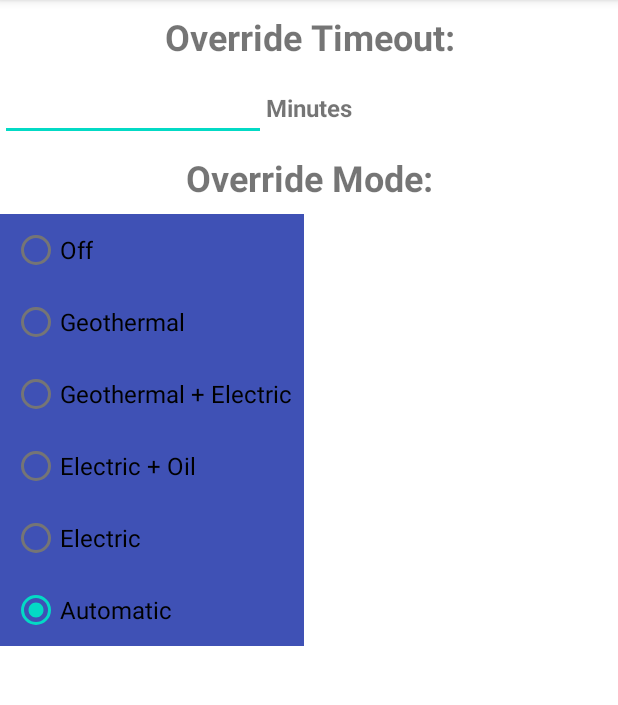
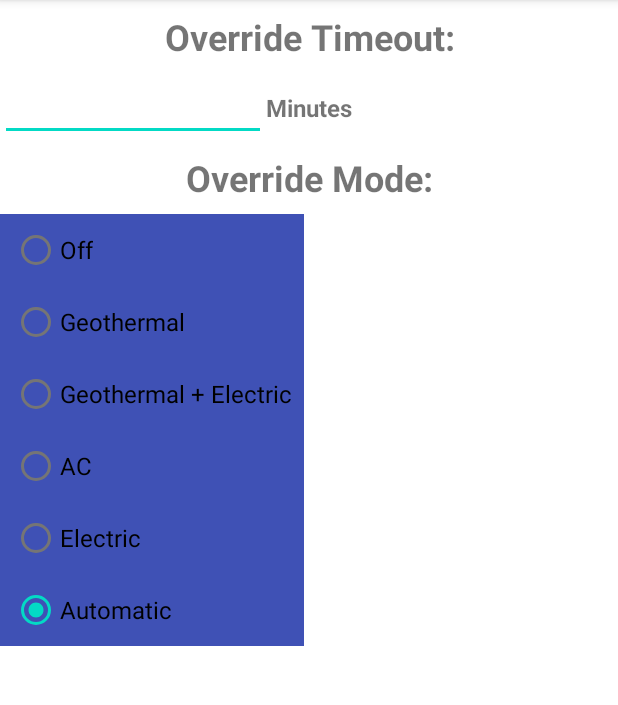
Before and after one commit to stevenhartley/geo_system, an Android app: the screen it shows after launch (OverrideActivity), after a tap on "SET MODE", on a phone screen of 412 x 824 dp, the part 84-789 px from its top. Run offline under Robolectric (Android 15) with nearby library versions, the phone set to English and light mode, and no system bars; our stand-ins replace Firebase (no records; nobody signed in at launch, a user with empty details on screens opened directly); 4 statements that could not run were skipped.

Commit message:
Rename the ELECTRIC_OIL to AC mode in Android App

```diff
--- a/Cottage2/app/src/main/java/com/example/cottage2/OverrideActivity.java
+++ b/Cottage2/app/src/main/java/com/example/cottage2/OverrideActivity.java
@@ -92,7 +92,7 @@ public class OverrideActivity extends AppCompatActivity {
                         case GEO_ELECTRIC:
                             buttonGroup.check(R.id.idButtonOverrideGeoElectric);
                             break;
-                        case ELECTRIC_OIL:
+                        case AC:
                             buttonGroup.check(R.id.idButtonOverrideOil);
                             break;
                         case ELECTRIC:
@@ -144,7 +144,7 @@ public class OverrideActivity extends AppCompatActivity {
         oil.setOnClickListener(new View.OnClickListener() {
             @Override
             public void onClick(View v) {
-                mode = Mode.ELECTRIC_OIL;
+                mode = Mode.AC;
                 setOverride();
             }
 
--- a/Cottage2/app/src/main/java/com/example/cottage2/data/Mode.java
+++ b/Cottage2/app/src/main/java/com/example/cottage2/data/Mode.java
@@ -19,7 +19,7 @@ public enum Mode {
     OFF(0, "OFF"),
     GEOTHERMAL(1, "GEOTHERMAL"),
     GEO_ELECTRIC(2, "GEO_ELECTRIC"),
-    ELECTRIC_OIL(3, "ELECTRIC_OIL"),
+    AC(3, "AC"),
     AUTOMATIC(4, "AUTOMATIC"),
 
     ELECTRIC(5, "ELECTRIC"),
--- a/Cottage2/app/src/main/res/layout/activity_override.xml
+++ b/Cottage2/app/src/main/res/layout/activity_override.xml
@@ -98,7 +98,7 @@
                 android:layout_margin="@dimen/default_gap"
                 android:minWidth="0dp"
                 android:minHeight="0dp"
-                android:text="Electric + Oil"
+                android:text="AC"
                 android:textSize="16sp" />
 
             <RadioButton
```
